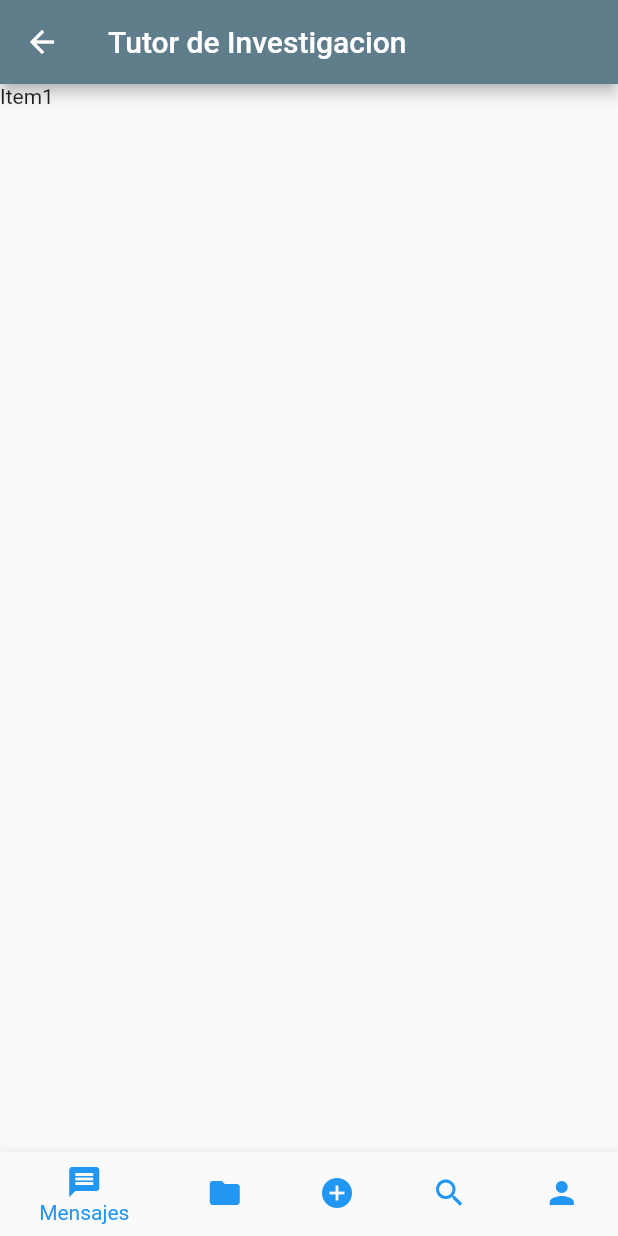
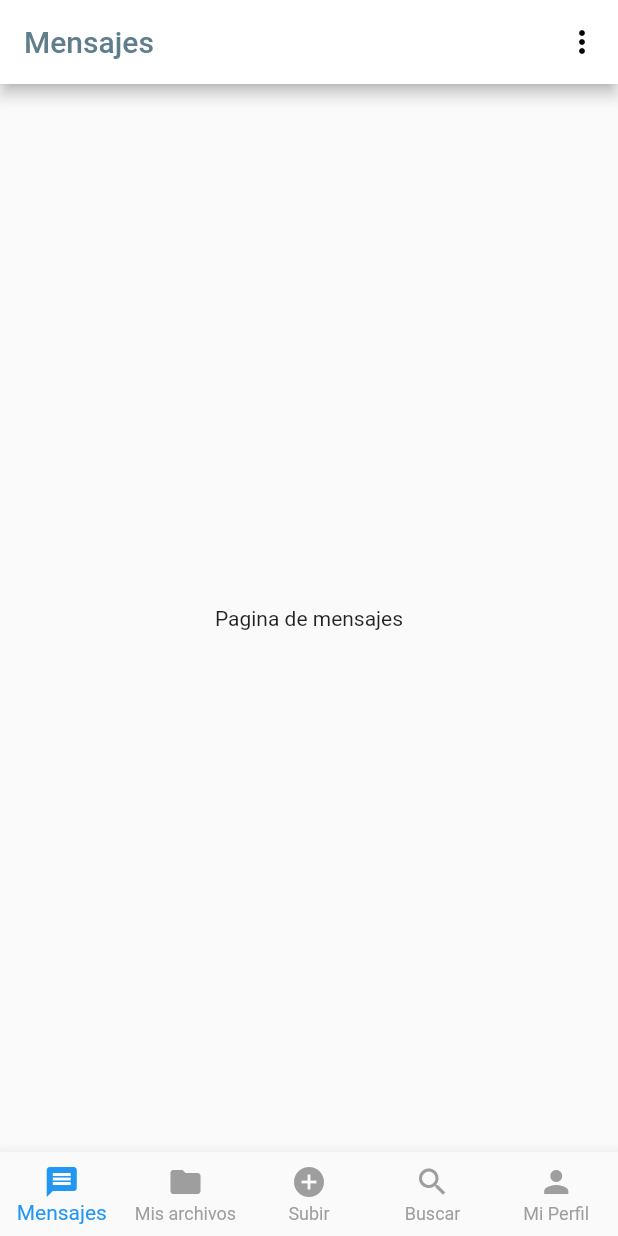
Before and after one commit to ghalciva/tutorInv, a Flutter app: the HomeScreen screen opened by its route, on a phone screen of 412 x 824 dp. Run offline on Flutter 3.47's test engine with Material 2 defaults, Android fonts, the light colour scheme and no system bars.

Commit message:
nav routes and message popup menu

```diff
--- a/lib/constants/constants.dart
+++ b/lib/constants/constants.dart
@@ -9,4 +9,10 @@ class Constants{
   static const String SLIDER_DESC2 = "Contamos con una amplia cadena de investigadores, listos para ayudarte con lo que necesites.";
   static const String SLIDER_HEADING_3 = "Soporte en linea";
   static const String SLIDER_DESC3 = "Si tienes dudas, puedes contactarnos mediante la plataforma. Estamos para ti.";
+
+  static const String Achieved = 'Mensajes archivados';
+
+  static const List<String> choices = <String>[
+    Achieved
+  ];
 }
--- a/lib/screens/home_screen.dart
+++ b/lib/screens/home_screen.dart
@@ -1,4 +1,9 @@
 import 'package:flutter/material.dart';
+import 'package:tutorinv/screens/my_files_screen.dart';
+import 'package:tutorinv/screens/messages_screen.dart';
+import 'package:tutorinv/screens/my_profile_screen.dart';
+import 'package:tutorinv/screens/search_screen.dart';
+import 'package:tutorinv/screens/upload_files_screen.dart';
 
 class HomeScreen extends StatefulWidget {
   static const routeName = '/home';
@@ -8,26 +13,25 @@ class HomeScreen extends StatefulWidget {
 
 class _HomeScreenState extends State<HomeScreen> {
   int _selectedPage = 0;
-  final _pageOptions = [
-    Text('Item1'),
-    Text('Item2'),
-    Text('Item3'),
-    Text('Item4'),
-    Text('Item5'),
+
+  final List<Widget>_pageOptions = [
+    MessageScreen(),
+    MyFilesScreen(),
+    UploadFilesScreen(),
+    SearchScreen(),
+    MyProfileScreen()
   ];
 
   @override
   Widget build(BuildContext context) {
     return Scaffold(
-      appBar: AppBar(
-        title: Text('Tutor de Investigacion'),
-      ),
       body: _pageOptions[_selectedPage],
       drawerScrimColor: Colors.blueGrey,
       bottomNavigationBar: BottomNavigationBar(
-        unselectedItemColor: Colors.blue,
+        unselectedItemColor: Colors.grey,
         selectedItemColor: Colors.blue,
         currentIndex: _selectedPage,
+        type: BottomNavigationBarType.fixed,
         onTap: (int index) {
           setState(() {
             _selectedPage = index;
@@ -46,7 +50,7 @@ class _HomeScreenState extends State<HomeScreen> {
 
             BottomNavigationBarItem(
             icon: Icon(Icons.add_circle),
-            title: Text('Subir archivo'),
+            title: Text('Subir'),
             ),
 
             BottomNavigationBarItem(
--- /dev/null
+++ b/lib/screens/messages_screen.dart
@@ -0,0 +1,46 @@
+import 'package:flutter/material.dart';
+import '../constants/constants.dart';
+
+class MessageScreen extends StatefulWidget {
+  @override
+  _MessageScreenState createState() => _MessageScreenState();
+}
+
+class _MessageScreenState extends State<MessageScreen> {
+  @override
+  Widget build(BuildContext context) {
+    return Scaffold(
+      appBar: AppBar(
+        iconTheme: IconThemeData(color: Colors.black),
+        title: Text('Mensajes',
+          style: TextStyle(
+            color: Colors.blueGrey
+            )
+          ),
+        automaticallyImplyLeading: false,
+        backgroundColor: Colors.white,
+        actions: <Widget>[
+          PopupMenuButton<String>(
+            onSelected: choiceAction,
+            itemBuilder: (BuildContext context){
+              return Constants.choices.map((String choice){
+                return PopupMenuItem<String>(
+                  child: Text(choice),
+                  value: choice);
+              }).toList();
+            },
+            )
+        ],
+      ),
+      body: Center(
+        child: Text('Pagina de mensajes')
+        ),
+    );
+  }
+}
+
+void choiceAction(String choice){
+    if(choice == Constants.Achieved){
+      print('Achieved');
+    }
+  }
```
Also changed, not shown: lib/screens/my_files_screen.dart (added, +26 -0 lines), lib/screens/my_profile_screen.dart (added, +26 -0 lines), lib/screens/search_screen.dart (added, +26 -0 lines), lib/screens/upload_files_screen.dart (added, +26 -0 lines), 10 other files.
